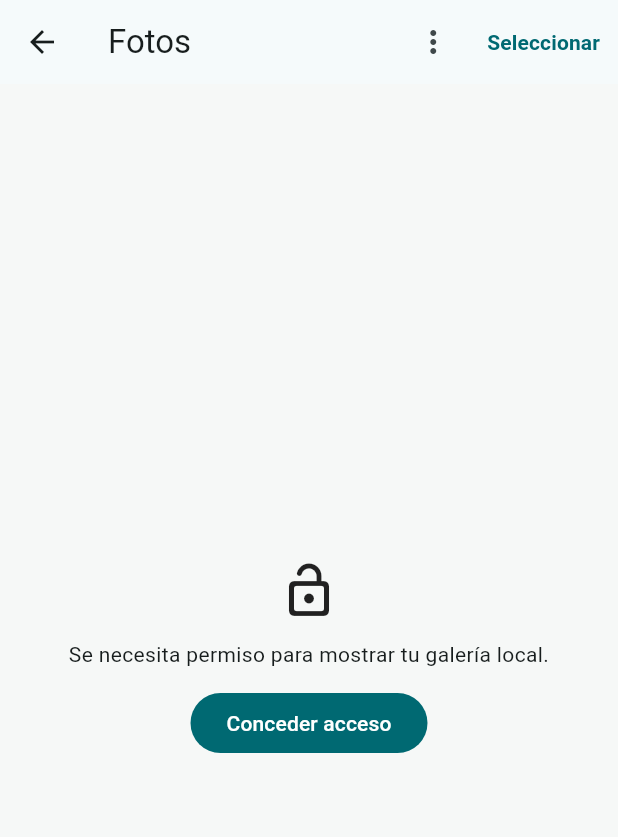
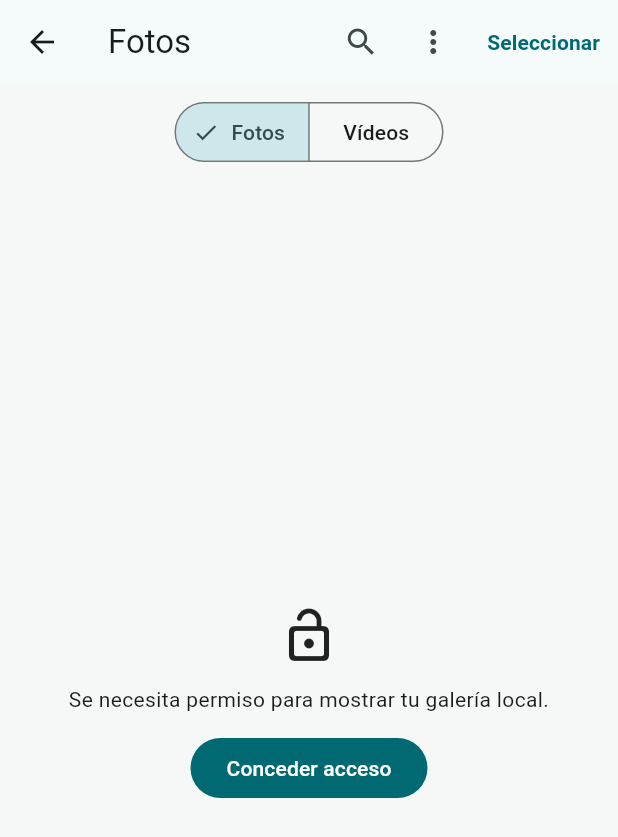
Before and after one commit to RVMiranda/mireon_app, a Flutter app: the PhotosScreen screen opened directly, on a phone screen of 412 x 824 dp. Shown: the top 837 px of the screen. Run offline on Flutter 3.47's test engine with Material 3 defaults, Android fonts, the phone set to English and light mode, and no system bars; our stand-ins replace file_picker, flutter_riverpod, flutter_secure_storage, go_router, open_filex, share_plus and 2 more; missing offline and left inert: audio_session, cryptography, photo_manager, screen_brightness, volume_controller; accounts and stored records are empty.

Commit message:
cambios de estructura de la app

```diff
--- a/lib/app/router/app_routes.dart
+++ b/lib/app/router/app_routes.dart
@@ -4,6 +4,7 @@ class AppRoutes {
   static const String home = '/home';
   static const String photos = '/photos';
   static const String videos = '/videos';
+  static const String library = '/library';
   static const String favorites = '/favorites';
   static const String settings = '/settings';
 
--- a/lib/features/file_manager/domain/repositories/file_manager_repository.dart
+++ b/lib/features/file_manager/domain/repositories/file_manager_repository.dart
@@ -1,2 +1,2 @@
 import '../entities/file_entry.dart';
-abstract interface class FileManagerRepository { Future<String> rootPath(); Future<List<FileEntry>> list(String path); Future<void> createDirectory(String parent, String name); Future<void> rename(String path, String newName); Future<void> delete(String path); }
+abstract interface class FileManagerRepository { Future<String> rootPath(); Future<List<FileEntry>> list(String path); Future<void> createDirectory(String parent, String name); Future<void> rename(String path, String newName); Future<void> delete(String path); Future<void> copy(String source, String destinationDirectory); Future<void> move(String source, String destinationDirectory); Future<String> zip(List<String> sources, String destinationDirectory); }
--- /dev/null
+++ b/lib/features/file_manager/presentation/file_manager_selection.dart
@@ -0,0 +1,2 @@
+import 'package:flutter_riverpod/flutter_riverpod.dart';
+final fileManagerSelectionProvider = StateProvider<Set<String>>((ref) => <String>{});
--- /dev/null
+++ b/lib/features/media_library/presentation/library_screen.dart
@@ -0,0 +1,19 @@
+import 'package:flutter/material.dart';
+import 'package:flutter_riverpod/flutter_riverpod.dart';
+import 'view_models/media_gallery_notifier.dart';
+import 'widgets/media_gallery_view.dart';
+import 'view_models/media_selection_notifier.dart';
+import 'widgets/selection_action_bar.dart';
+import 'widgets/media_search_delegate.dart';
+import '../domain/entities/media_filter.dart';
+import '../../profiles/presentation/widgets/profile_switcher.dart';
+
+class LibraryScreen extends ConsumerStatefulWidget { const LibraryScreen({super.key}); @override ConsumerState<LibraryScreen> createState()=>_LibraryScreenState(); }
+class _LibraryScreenState extends ConsumerState<LibraryScreen> {
+  MediaFilter filter = MediaFilter.all;
+  @override Widget build(BuildContext context) {
+    final selection = ref.watch(selectionNotifierProvider); final notifier=ref.read(selectionNotifierProvider.notifier); final state=ref.watch(mediaGalleryProvider(filter));
+    return Scaffold(appBar: AppBar(title: PopupMenuButton<MediaFilter>(tooltip:'Cambiar vista', onSelected:(v)=>setState(()=>filter=v), itemBuilder:(_)=>const [PopupMenuItem(value:MediaFilter.all,child:Text('Todo')),PopupMenuItem(value:MediaFilter.photos,child:Text('Fotos')),PopupMenuItem(value:MediaFilter.videos,child:Text('Vídeos'))], child: Row(mainAxisSize:MainAxisSize.min,children:[Text(_label),const Icon(Icons.keyboard_arrow_down)])), actions:[if(!selection.isSelectionMode) IconButton(icon:const Icon(Icons.search),tooltip:'Buscar',onPressed:()=>showSearch(context:context,delegate:MediaSearchDelegate(ref:ref,filter:filter))),if(!selection.isSelectionMode) const ProfileSwitcher(),if(selection.isSelectionMode) IconButton(icon:const Icon(Icons.select_all),onPressed:()=>notifier.selectAll(state.items.map((e)=>e.id).toList())),if(!selection.isSelectionMode) TextButton(onPressed:notifier.enterSelectionMode,child:const Text('Seleccionar'))]), body:Stack(children:[MediaGalleryView(filter:filter),Align(alignment:Alignment.bottomCenter,child:SelectionActionBar(onClearSelection:notifier.exitSelectionMode))]));
+  }
+  String get _label => switch(filter){MediaFilter.all=>'Biblioteca',MediaFilter.photos=>'Fotos',MediaFilter.videos=>'Vídeos'};
+}
--- a/lib/features/media_library/presentation/view_models/media_permission_notifier.dart
+++ b/lib/features/media_library/presentation/view_models/media_permission_notifier.dart
@@ -26,11 +26,15 @@ class MediaPermissionNotifier extends AsyncNotifier<bool> {
   Future<void> requestAccess() async {
     state = const AsyncLoading<bool>();
     state = await AsyncValue.guard(_requestPermission.call);
+    ref.invalidate(mediaAccessProvider);
+    ref.read(mediaLibraryRevisionProvider.notifier).state++;
   }
 
   Future<void> refreshStatus() async {
     state = const AsyncLoading<bool>();
     state = await AsyncValue.guard(_hasPermission.call);
+    ref.invalidate(mediaAccessProvider);
+    ref.read(mediaLibraryRevisionProvider.notifier).state++;
   }
 
   Future<void> manageLimitedAccess(MediaFilter filter) async {
--- a/lib/features/media_library/presentation/widgets/media_search_delegate.dart
+++ b/lib/features/media_library/presentation/widgets/media_search_delegate.dart
@@ -11,13 +11,14 @@ import '../view_models/media_gallery_notifier.dart';
 import '../view_models/media_library_providers.dart';
 
 class MediaSearchDelegate extends SearchDelegate<MediaItem?> {
-  MediaSearchDelegate({required this.ref})
+  MediaSearchDelegate({required this.ref, this.filter = MediaFilter.all})
     : super(
         searchFieldLabel: 'Buscar fotos o videos...',
         keyboardType: TextInputType.text,
       );
 
   final WidgetRef ref;
+  final MediaFilter filter;
 
   @override
   List<Widget>? buildActions(BuildContext context) {
@@ -54,7 +55,7 @@ class MediaSearchDelegate extends SearchDelegate<MediaItem?> {
   }
 
   Widget _buildSearchResults(BuildContext context) {
-    final galleryState = ref.watch(mediaGalleryProvider(MediaFilter.all));
+    final galleryState = ref.watch(mediaGalleryProvider(filter));
     final items = galleryState.items;
 
     if (galleryState.isLoading && items.isEmpty) {
--- a/lib/features/photos/presentation/photos_screen.dart
+++ b/lib/features/photos/presentation/photos_screen.dart
@@ -8,6 +8,8 @@ import '../../media_library/presentation/view_models/media_gallery_notifier.dart
 import '../../media_library/presentation/view_models/media_selection_notifier.dart';
 import '../../media_library/presentation/widgets/media_gallery_view.dart';
 import '../../media_library/presentation/widgets/selection_action_bar.dart';
+import '../../media_library/presentation/widgets/media_search_delegate.dart';
+import '../../profiles/presentation/widgets/profile_switcher.dart';
 
 class PhotosScreen extends ConsumerWidget {
   const PhotosScreen({super.key});
@@ -33,6 +35,10 @@ class PhotosScreen extends ConsumerWidget {
               : 'Fotos',
         ),
         actions: [
+          if (!selectionState.isSelectionMode)
+            const ProfileSwitcher(),
+          if (!selectionState.isSelectionMode)
+            IconButton(icon: const Icon(Icons.search), tooltip: 'Buscar fotos', onPressed: () => showSearch(context: context, delegate: MediaSearchDelegate(ref: ref, filter: MediaFilter.photos))),
           if (!selectionState.isSelectionMode)
             PopupMenuButton<String>(
               tooltip: 'Cambiar biblioteca',
@@ -76,7 +82,10 @@ class PhotosScreen extends ConsumerWidget {
       ),
       body: Stack(
         children: [
-          const MediaGalleryView(filter: MediaFilter.photos),
+          Column(children: [
+            _LibraryTabs(selected: 0),
+            const Expanded(child: MediaGalleryView(filter: MediaFilter.photos)),
+          ]),
           Align(
             alignment: Alignment.bottomCenter,
             child: SelectionActionBar(
@@ -88,3 +97,10 @@ class PhotosScreen extends ConsumerWidget {
     );
   }
 }
+
+class _LibraryTabs extends StatelessWidget {
+  const _LibraryTabs({required this.selected});
+  final int selected;
+  @override
+  Widget build(BuildContext context) => Padding(padding: const EdgeInsets.fromLTRB(16, 8, 16, 4), child: SegmentedButton<int>(segments: const [ButtonSegment(value: 0, label: Text('Fotos')), ButtonSegment(value: 1, label: Text('Vídeos'))], selected: {selected}, onSelectionChanged: (v) => context.go(v.first == 0 ? AppRoutes.photos : AppRoutes.videos)));
+}
--- a/lib/features/videos/presentation/videos_screen.dart
+++ b/lib/features/videos/presentation/videos_screen.dart
@@ -8,6 +8,8 @@ import '../../media_library/presentation/view_models/media_gallery_notifier.dart
 import '../../media_library/presentation/view_models/media_selection_notifier.dart';
 import '../../media_library/presentation/widgets/media_gallery_view.dart';
 import '../../media_library/presentation/widgets/selection_action_bar.dart';
+import '../../media_library/presentation/widgets/media_search_delegate.dart';
+import '../../profiles/presentation/widgets/profile_switcher.dart';
 
 class VideosScreen extends ConsumerWidget {
   const VideosScreen({super.key});
@@ -33,6 +35,10 @@ class VideosScreen extends ConsumerWidget {
               : 'Videos',
         ),
         actions: [
+          if (!selectionState.isSelectionMode)
+            const ProfileSwitcher(),
+          if (!selectionState.isSelectionMode)
+            IconButton(icon: const Icon(Icons.search), tooltip: 'Buscar vídeos', onPressed: () => showSearch(context: context, delegate: MediaSearchDelegate(ref: ref, filter: MediaFilter.videos))),
           if (!selectionState.isSelectionMode)
             PopupMenuButton<String>(
               tooltip: 'Cambiar biblioteca',
@@ -76,7 +82,10 @@ class VideosScreen extends ConsumerWidget {
       ),
       body: Stack(
         children: [
-          const MediaGalleryView(filter: MediaFilter.videos),
+          Column(children: [
+            _LibraryTabs(selected: 1),
+            const Expanded(child: MediaGalleryView(filter: MediaFilter.videos)),
+          ]),
           Align(
             alignment: Alignment.bottomCenter,
             child: SelectionActionBar(
@@ -88,3 +97,10 @@ class VideosScreen extends ConsumerWidget {
     );
   }
 }
+
+class _LibraryTabs extends StatelessWidget {
+  const _LibraryTabs({required this.selected});
+  final int selected;
+  @override
+  Widget build(BuildContext context) => Padding(padding: const EdgeInsets.fromLTRB(16, 8, 16, 4), child: SegmentedButton<int>(segments: const [ButtonSegment(value: 0, label: Text('Fotos')), ButtonSegment(value: 1, label: Text('Vídeos'))], selected: {selected}, onSelectionChanged: (v) => context.go(v.first == 0 ? AppRoutes.photos : AppRoutes.videos)));
+}
--- a/pubspec.yaml
+++ b/pubspec.yaml
@@ -19,12 +19,14 @@ dependencies:
   volume_controller: ^3.6.0
   audio_session: ^0.2.4
   shared_preferences: ^2.3.2
-  share_plus: ^10.1.2
+  share_plus: ^13.3.0
   open_filex: ^4.7.0
   crypto: ^3.0.6
   cryptography: ^2.9.0
   flutter_secure_storage: 10.0.0
   path_provider: ^2.1.4
+  file_picker: ^12.3.0
+  archive: ^3.6.1
 
 dev_dependencies:
   flutter_test:
```
Also changed, not shown: lib/app/router/app_router.dart (+4 -19 lines), lib/features/file_manager/data/local_file_manager_repository.dart (+11 -6 lines), lib/features/file_manager/presentation/file_manager_screen.dart (+58 -3 lines), lib/features/profiles/presentation/widgets/profile_switcher.dart (added, +34 -0 lines), pubspec.lock, 2 other files.
